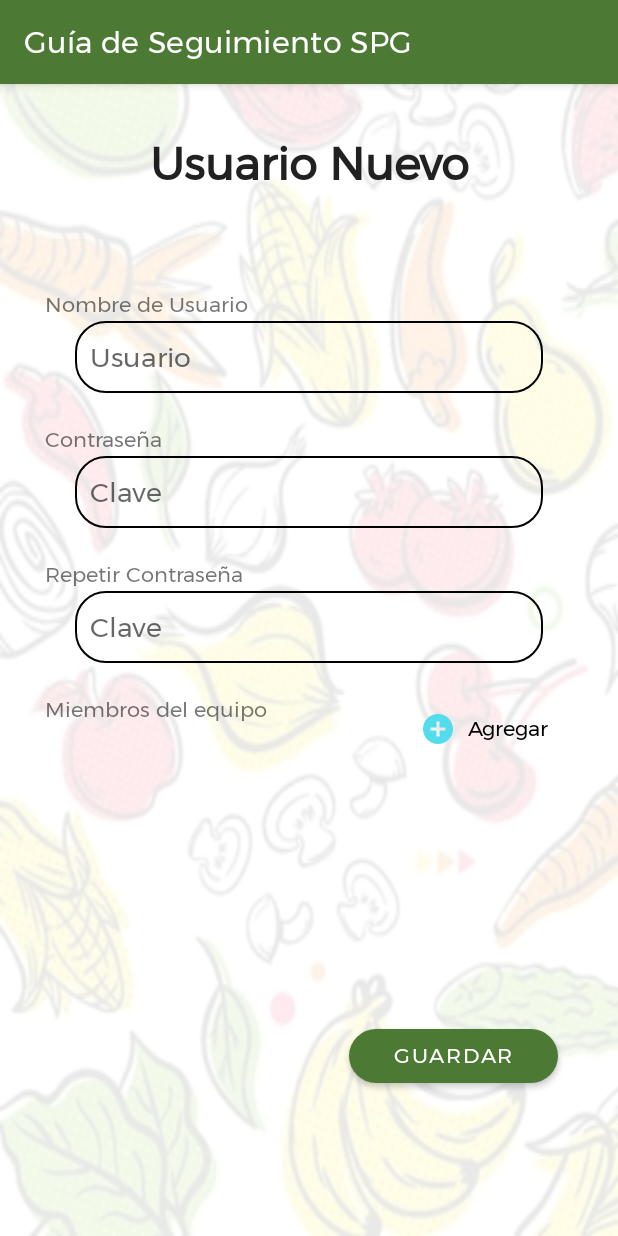
After one commit to srperri/SPG, an Android app: the UsuarioNuevoActivity screen opened directly, with no data from a screen before it, on a phone screen of 412 x 824 dp. The commit adds this screen. Run offline under Robolectric (Android 15) with nearby library versions, the phone set to English and light mode, and no system bars.

Commit message:
boceto de activity usuario nuevo

```diff
--- a/app/src/main/AndroidManifest.xml
+++ b/app/src/main/AndroidManifest.xml
@@ -12,7 +12,10 @@
         android:theme="@style/Theme.SeguimientoSPG"
         tools:ignore="ExtraText">
         <activity
-            android:name="DetalleActivity"
+            android:name=".UsuarioNuevoActivity"
+            android:exported="false" />
+        <activity
+            android:name=".DetalleActivity"
             android:exported="false" />
         <activity
             android:name=".VisitaActivity"
@@ -21,19 +24,19 @@
             android:name=".VisitaElegirActivity"
             android:exported="false" />
         <activity
-            android:name="QuintaElegirActivity"
+            android:name=".QuintaElegirActivity"
             android:exported="false" />
         <activity
-            android:name="QuintaNuevaActivity"
+            android:name=".QuintaNuevaActivity"
             android:exported="false" />
         <activity
-            android:name="FamiliaNuevaActivity"
+            android:name=".FamiliaNuevaActivity"
             android:exported="false" />
         <activity
-            android:name="FamiliaElegirActivity"
+            android:name=".FamiliaElegirActivity"
             android:exported="false" />
         <activity
-            android:name="LoginActivity"
+            android:name=".LoginActivity"
             android:exported="true">
             <intent-filter>
                 <action android:name="android.intent.action.MAIN" />
--- /dev/null
+++ b/app/src/main/java/unlp/labo/spg/UsuarioNuevoActivity.java
@@ -0,0 +1,14 @@
+package unlp.labo.spg;
+
+import androidx.appcompat.app.AppCompatActivity;
+
+import android.os.Bundle;
+
+public class UsuarioNuevoActivity extends AppCompatActivity {
+
+    @Override
+    protected void onCreate(Bundle savedInstanceState) {
+        super.onCreate(savedInstanceState);
+        setContentView(R.layout.activity_usuario_nuevo);
+    }
+}
--- a/app/src/main/res/drawable/ic_baseline_add_circle_24.xml
+++ b/app/src/main/res/drawable/ic_baseline_add_circle_24.xml
@@ -1,10 +1,5 @@
-<vector xmlns:android="http://schemas.android.com/apk/res/android"
-    android:width="24dp"
-    android:height="24dp"
-    android:tint="?attr/colorControlNormal"
-    android:viewportWidth="24"
-    android:viewportHeight="24">
-    <path
-        android:fillColor="@android:color/white"
-        android:pathData="M19,13h-6v6h-2v-6H5v-2h6V5h2v6h6v2z"/>
+<vector android:height="24dp" android:tint="#53DDEC"
+    android:viewportHeight="24" android:viewportWidth="24"
+    android:width="24dp" xmlns:android="http://schemas.android.com/apk/res/android">
+    <path android:fillColor="@android:color/white" android:pathData="M12,2C6.48,2 2,6.48 2,12s4.48,10 10,10 10,-4.48 10,-10S17.52,2 12,2zM17,13h-4v4h-2v-4L7,13v-2h4L11,7h2v4h4v2z"/>
 </vector>
--- /dev/null
+++ b/app/src/main/res/layout/activity_usuario_nuevo.xml
@@ -0,0 +1,125 @@
+<?xml version="1.0" encoding="utf-8"?>
+<LinearLayout xmlns:android="http://schemas.android.com/apk/res/android"
+        xmlns:app="http://schemas.android.com/apk/res-auto"
+        xmlns:tools="http://schemas.android.com/tools"
+        android:layout_width="match_parent"
+        android:layout_height="match_parent"
+        android:background="@drawable/fondo_rec2"
+        android:backgroundTintMode="add"
+
+    android:padding="30dp"
+        android:orientation="vertical"
+    tools:context=".UsuarioNuevoActivity">
+
+    <!--?xml version="1.0" encoding="utf-8"?>
+    <androidx.constraintlayout.widget.ConstraintLayout
+    xmlns:android="http://schemas.android.com/apk/res/android"
+    xmlns:app="http://schemas.android.com/apk/res-auto"
+    xmlns:tools="http://schemas.android.com/tools"
+    android:layout_width="match_parent"
+    android:layout_height="match_parent"
+    tools:context=".UsuarioNuevoActivity"-->
+    <TextView
+        android:layout_width="match_parent"
+        android:layout_height="wrap_content"
+        android:layout_marginBottom="40dp"
+        android:fontFamily="@font/montserrat_bold"
+        android:text="@string/usuario_nuevo_title"
+        android:textAlignment="center"
+        android:textAppearance="@style/TextAppearance.AppCompat.Large"
+        android:textSize="30dp"
+        android:textStyle="bold" />
+    <TextView
+        android:layout_width="match_parent"
+        android:layout_height="wrap_content"
+        android:fontFamily="@font/montserrat_bold"
+        android:text="Nombre de Usuario"
+        android:layout_marginTop="20dp" />
+
+    <EditText
+        android:id="@+id/editTextUser"
+        style="@style/Widget.AppCompat.EditText"
+        android:layout_width="match_parent"
+        android:layout_height="wrap_content"
+        android:layout_marginHorizontal="20dp"
+        android:background="@drawable/rounded_background"
+        android:hint="Usuario"
+        android:inputType="text"
+        android:minHeight="48dp"
+        android:padding="10dp"
+        android:maxLines="1"
+        />
+    <TextView
+        android:layout_width="match_parent"
+        android:layout_height="wrap_content"
+        android:fontFamily="@font/montserrat_bold"
+        android:text="Contraseña"
+        android:layout_marginTop="20dp" />
+    <EditText
+        android:id="@+id/editTextPassword"
+        android:layout_width="match_parent"
+        android:layout_height="wrap_content"
+        android:layout_marginHorizontal="20dp"
+        android:background="@drawable/rounded_background"
+        android:hint="Clave"
+        android:inputType="textPassword"
+        android:padding="10dp" />
+    <TextView
+        android:layout_width="match_parent"
+        android:layout_height="wrap_content"
+        android:fontFamily="@font/montserrat_bold"
+        android:text="Repetir Contraseña"
+        android:layout_marginTop="20dp" />
+    <EditText
+        android:id="@+id/editTextPasswordRepeat"
+        android:layout_width="match_parent"
+        android:layout_height="wrap_content"
+        android:layout_marginHorizontal="20dp"
+        android:background="@drawable/rounded_background"
+        android:hint="Clave"
+        android:inputType="textPassword"
+        android:padding="10dp" />
+    <LinearLayout
+        android:layout_width="match_parent"
+        android:layout_height="wrap_content"
+        android:orientation="horizontal"
+        android:layout_marginTop="20dp" >
+
+        <TextView
+            android:layout_width="wrap_content"
+            android:layout_height="match_parent"
+            android:layout_weight="50"
+            android:fontFamily="@font/montserrat_bold"
+            android:text="Miembros del equipo" />
+
+        <Button
+            android:id="@+id/buttonAgregar"
+            style="@style/Widget.AppCompat.Button.Borderless"
+            android:layout_width="wrap_content"
+            android:layout_height="wrap_content"
+            android:drawableLeft="@drawable/ic_baseline_add_circle_24"
+            android:text="Agregar"
+            android:textAllCaps="false"
+            android:textColor="@color/black"
+            android:layout_gravity="end"
+            />
+    </LinearLayout>
+    <androidx.recyclerview.widget.RecyclerView
+        android:id="@+id/visitaRecyclerview"
+        android:layout_width="match_parent"
+        android:layout_height="150dp"
+
+        app:layout_constraintBottom_toTopOf="@+id/buttonGuardar" />
+    <Button
+        android:id="@+id/buttonGuardar"
+        android:layout_width="wrap_content"
+        android:layout_height="wrap_content"
+        android:layout_gravity="end"
+        android:fontFamily="@font/montserrat_bold"
+        android:text="@string/guardar_button"
+        app:cornerRadius="20dp"
+        android:paddingHorizontal="30dp"
+        android:layout_marginTop="20dp"
+        android:layout_marginHorizontal="10dp"/>
+
+</LinearLayout>
--- a/app/src/main/res/values/strings.xml
+++ b/app/src/main/res/values/strings.xml
@@ -13,4 +13,6 @@
     <string name="nueva_familia_title">Nueva Familia</string>
     <string name="quinta_elegir_title">Seleccione una Quinta</string>
     <string name="familia_elegir_Title">Seleccione una Familia</string>
+    <string name="usuario_nuevo_title">Usuario Nuevo</string>
+    <string name="agregar_miembro_button">Agregar</string>
 </resources>
```
